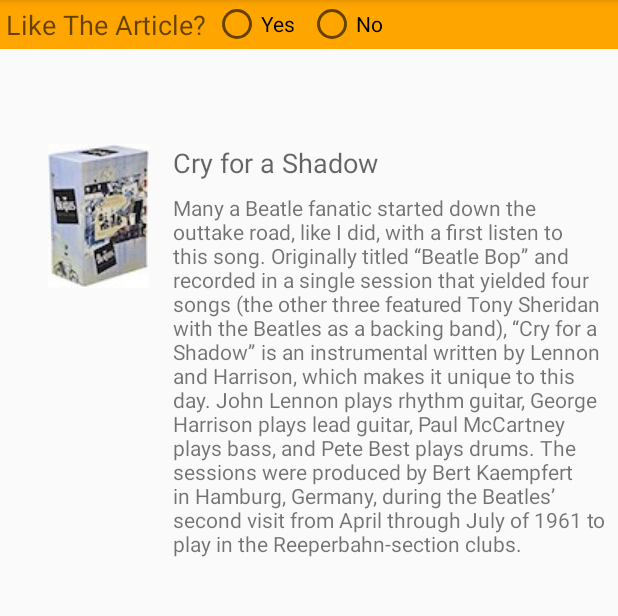
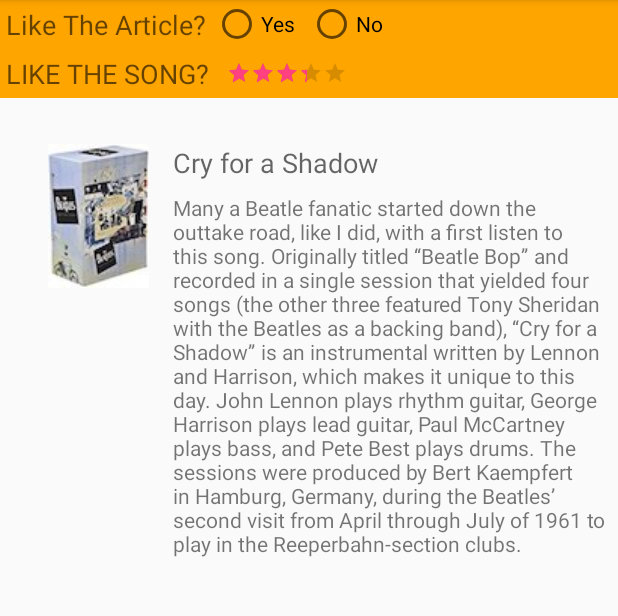
Before and after one commit to fabriciocurvello/FragmentExample, an Android app: the screen it shows after launch (MainActivity), on a phone screen of 412 x 824 dp, the part 84-700 px from its top. Run offline under Robolectric (Android 15) with nearby library versions, the phone set to English and light mode, and no system bars.

Commit message:
Desafio concluido (item 4)

```diff
--- a/app/src/main/java/com/example/android/fragmentexample/MainActivity.java
+++ b/app/src/main/java/com/example/android/fragmentexample/MainActivity.java
@@ -25,9 +25,7 @@ import android.os.Bundle;
 
 public class MainActivity extends AppCompatActivity {
 
-    /*
-    LINK DO CODELAB: https://codelabs.developers.google.com/codelabs/advanced-android-training-fragments/
-     */
+
 
     @Override
     protected void onCreate(Bundle savedInstanceState) {
--- a/app/src/main/java/com/example/android/fragmentexample/SimpleFragment.java
+++ b/app/src/main/java/com/example/android/fragmentexample/SimpleFragment.java
@@ -3,11 +3,14 @@ package com.example.android.fragmentexample;
 
 import android.os.Bundle;
 import android.app.Fragment;
+import android.util.Log;
 import android.view.LayoutInflater;
 import android.view.View;
 import android.view.ViewGroup;
 import android.widget.RadioGroup;
+import android.widget.RatingBar;
 import android.widget.TextView;
+import android.widget.Toast;
 
 
 /**
@@ -30,6 +33,7 @@ public class SimpleFragment extends Fragment {
         // Inflate the layout for this fragment.
         final View rootView = inflater.inflate(R.layout.fragment_simple, container, false);
         final RadioGroup radioGroup = rootView.findViewById(R.id.radio_group);
+        final RatingBar estrela = rootView.findViewById(R.id.estrela);
 
         radioGroup.setOnCheckedChangeListener(new RadioGroup.OnCheckedChangeListener() {
               @Override
@@ -51,6 +55,15 @@ public class SimpleFragment extends Fragment {
               }
         });
 
+        estrela.setOnRatingBarChangeListener(new RatingBar.OnRatingBarChangeListener() {
+            @Override
+            public void onRatingChanged(RatingBar ratingBar, float v, boolean b) {
+                Log.i("----- ESTRELA -----", "onRatingChanged: " + v);
+
+                Toast.makeText(getActivity(), "VC SELECIONOU " + v + " ESTRELAS", Toast.LENGTH_SHORT).show();
+            }
+        });
+
 // Return the View for the fragment's UI.
         return rootView;
     }
--- a/app/src/main/res/layout/fragment_simple.xml
+++ b/app/src/main/res/layout/fragment_simple.xml
@@ -4,10 +4,14 @@
     android:layout_width="match_parent"
     android:layout_height="wrap_content"
     android:background="@color/my_fragment_color"
-    android:orientation="horizontal"
+    android:orientation="vertical"
     tools:context=".SimpleFragment">
 
-    <!-- TODO: Update blank fragment layout -->
+    <LinearLayout
+        android:layout_width="match_parent"
+        android:layout_height="wrap_content"
+        android:orientation="horizontal">
+
         <TextView
             android:id="@+id/fragment_header"
             android:layout_width="wrap_content"
@@ -38,3 +42,33 @@
         </RadioGroup>
 
     </LinearLayout>
+
+    <LinearLayout
+        android:layout_width="match_parent"
+        android:layout_height="wrap_content"
+        android:orientation="horizontal">
+
+        <TextView
+            android:id="@+id/like_song"
+            android:layout_width="wrap_content"
+            android:layout_height="wrap_content"
+            android:textAppearance="@style/Base.TextAppearance.AppCompat.Medium"
+            android:padding="4dp"
+            android:text="LIKE THE SONG?" />
+
+        <RatingBar
+            android:id="@+id/estrela"
+            android:layout_width="wrap_content"
+            android:layout_height="wrap_content"
+            style="@android:style/Widget.DeviceDefault.RatingBar.Small"
+            android:numStars="6"
+            android:isIndicator="false"
+            android:padding="@dimen/padding_standard"
+            android:rating="4"
+            android:stepSize="0.5"/>
+
+    </LinearLayout>
+
+    <!--style="@android:style/Widget.DeviceDefault.RatingBar.Small" -->
+
+</LinearLayout>
```
Lines whose indentation alone changed are shown as unchanged.
